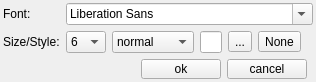
First picture: the form in src/blackgui/components/settingsfontcomponent.ui, repository swift-project/pilotclient, before the edit.
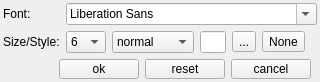
Second picture: the form after the edit.

Commit message:
Ref T571, follow up of font dialog for radar component
* utility function renaming "fontColorString"
* added reset button to erase qss generate by font dialog
* set font color as invalid as default

Diff of the .ui file:
```diff
--- a/src/blackgui/components/settingsfontcomponent.ui
+++ b/src/blackgui/components/settingsfontcomponent.ui
@@ -6,7 +6,7 @@
    <rect>
     <x>0</x>
     <y>0</y>
-    <width>280</width>
+    <width>320</width>
     <height>80</height>
    </rect>
   </property>
@@ -97,6 +97,13 @@
         </property>
        </widget>
       </item>
+      <item>
+       <widget class="QPushButton" name="pb_Reset">
+        <property name="text">
+         <string>reset</string>
+        </property>
+       </widget>
+      </item>
       <item>
        <widget class="QPushButton" name="pb_CancelOrReset">
         <property name="text">
```
The commit also changes 4 other files.
